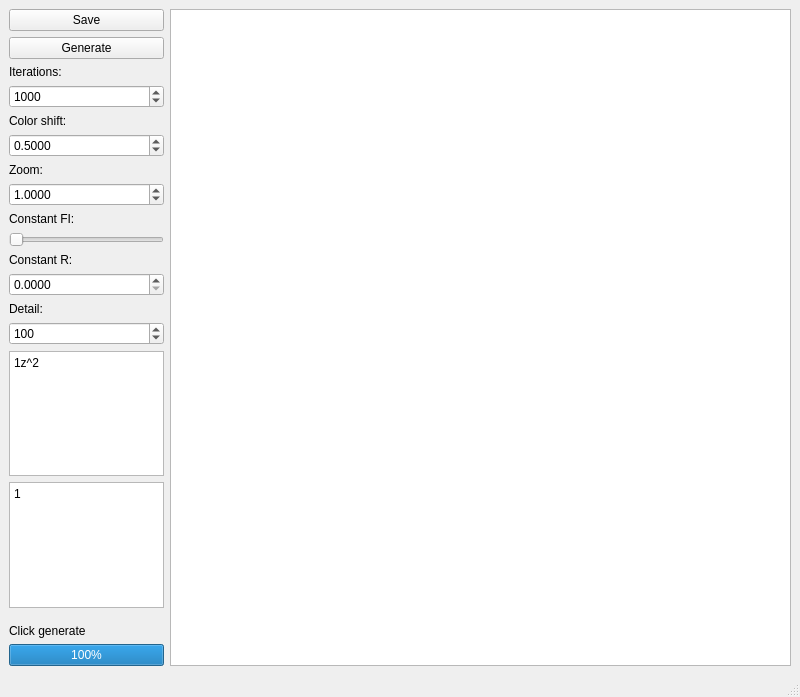
This is front.ui in KeyboardWarriorPL/FractalCPP as Qt 5 draws it before an edit. The edited form follows.
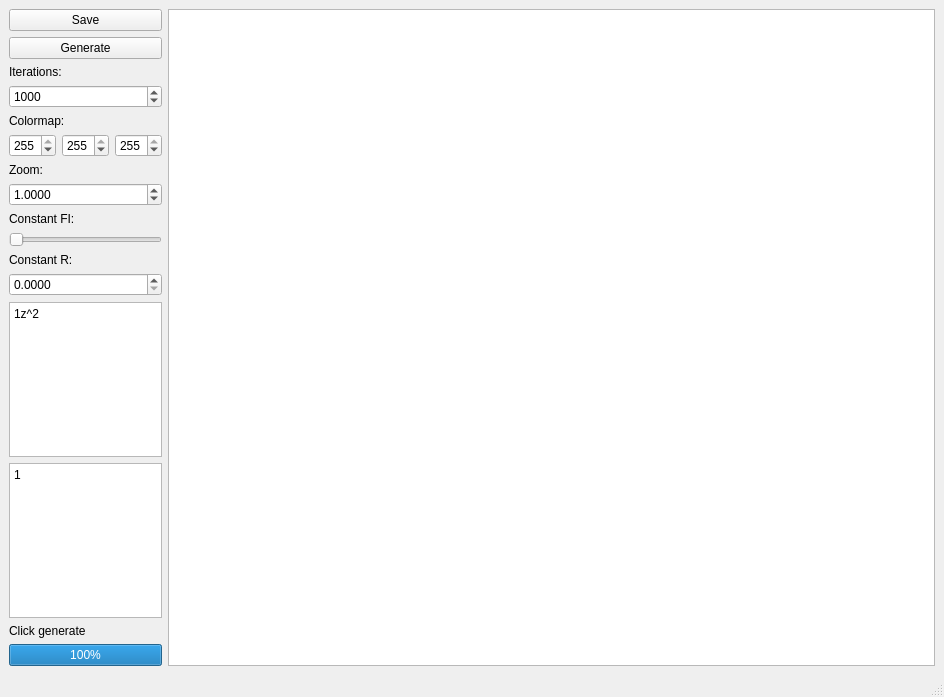
This is the edited form.

Commit message: Added colormap and removed threshold param

What changed in the file:
```diff
--- a/front.ui
+++ b/front.ui
@@ -6,7 +6,7 @@
    <rect>
     <x>0</x>
     <y>0</y>
-    <width>800</width>
+    <width>944</width>
     <height>697</height>
    </rect>
   </property>
@@ -16,10 +16,17 @@
   <widget class="QWidget" name="centralwidget">
    <layout class="QGridLayout" name="gridLayout_2">
     <item row="0" column="0">
-     <layout class="QGridLayout" name="gridLayout" columnstretch="1,4,0">
+     <layout class="QGridLayout" name="gridLayout" columnstretch="1,6,0">
       <property name="sizeConstraint">
        <enum>QLayout::SetDefaultConstraint</enum>
       </property>
+      <item row="13" column="0">
+       <widget class="QPlainTextEdit" name="gText">
+        <property name="plainText">
+         <string>1</string>
+        </property>
+       </widget>
+      </item>
       <item row="8" column="0">
        <widget class="QLabel" name="label_4">
         <property name="text">
@@ -27,22 +34,6 @@
         </property>
        </widget>
       </item>
-      <item row="5" column="0">
-       <widget class="QDoubleSpinBox" name="colorSpin">
-        <property name="decimals">
-         <number>4</number>
-        </property>
-        <property name="maximum">
-         <double>1.000000000000000</double>
-        </property>
-        <property name="singleStep">
-         <double>0.100000000000000</double>
-        </property>
-        <property name="value">
-         <double>0.500000000000000</double>
-        </property>
-       </widget>
-      </item>
       <item row="7" column="0">
        <widget class="QDoubleSpinBox" name="zoomSpin">
         <property name="decimals">
@@ -65,7 +56,7 @@
       <item row="4" column="0">
        <widget class="QLabel" name="label">
         <property name="text">
-         <string>Color shift:</string>
+         <string>Colormap:</string>
         </property>
        </widget>
       </item>
@@ -76,23 +67,7 @@
         </property>
        </widget>
       </item>
-      <item row="16" column="0">
-       <spacer name="verticalSpacer">
-        <property name="orientation">
-         <enum>Qt::Vertical</enum>
-        </property>
-        <property name="sizeType">
-         <enum>QSizePolicy::MinimumExpanding</enum>
-        </property>
-        <property name="sizeHint" stdset="0">
-         <size>
-          <width>20</width>
-          <height>10</height>
-         </size>
-        </property>
-       </spacer>
-      </item>
-      <item row="18" column="0">
+      <item row="15" column="0">
        <widget class="QProgressBar" name="progressBar">
         <property name="value">
          <number>100</number>
@@ -113,7 +88,7 @@
         </property>
        </widget>
       </item>
-      <item row="0" column="1" rowspan="19" colspan="2">
+      <item row="0" column="1" rowspan="16" colspan="2">
        <widget class="QGraphicsView" name="graphicsView"/>
       </item>
       <item row="2" column="0">
@@ -163,7 +138,7 @@
         </property>
        </widget>
       </item>
-      <item row="17" column="0">
+      <item row="14" column="0">
        <widget class="QLabel" name="infoLabel">
         <property name="text">
          <string>Click generate</string>
@@ -171,29 +146,6 @@
        </widget>
       </item>
       <item row="12" column="0">
-       <widget class="QLabel" name="label_6">
-        <property name="text">
-         <string>Detail:</string>
-        </property>
-       </widget>
-      </item>
-      <item row="13" column="0">
-       <widget class="QSpinBox" name="detailSpin">
-        <property name="minimum">
-         <number>1</number>
-        </property>
-        <property name="maximum">
-         <number>1000000</number>
-        </property>
-        <property name="singleStep">
-         <number>100</number>
-        </property>
-        <property name="value">
-         <number>100</number>
-        </property>
-       </widget>
-      </item>
-      <item row="14" column="0">
        <widget class="QPlainTextEdit" name="fText">
         <property name="minimumSize">
          <size>
@@ -206,12 +158,39 @@
         </property>
        </widget>
       </item>
-      <item row="15" column="0">
-       <widget class="QPlainTextEdit" name="gText">
-        <property name="plainText">
-         <string>1</string>
-        </property>
-       </widget>
+      <item row="5" column="0">
+       <layout class="QHBoxLayout" name="horizontalLayout">
+        <item>
+         <widget class="QSpinBox" name="redSpin">
+          <property name="maximum">
+           <number>255</number>
+          </property>
+          <property name="value">
+           <number>255</number>
+          </property>
+         </widget>
+        </item>
+        <item>
+         <widget class="QSpinBox" name="greenSpin">
+          <property name="maximum">
+           <number>255</number>
+          </property>
+          <property name="value">
+           <number>255</number>
+          </property>
+         </widget>
+        </item>
+        <item>
+         <widget class="QSpinBox" name="blueSpin">
+          <property name="maximum">
+           <number>255</number>
+          </property>
+          <property name="value">
+           <number>255</number>
+          </property>
+         </widget>
+        </item>
+       </layout>
       </item>
      </layout>
     </item>
```
Left out of the diff: 2 changed lines with no effect on the pictures. The commit also changes 8 other files.
